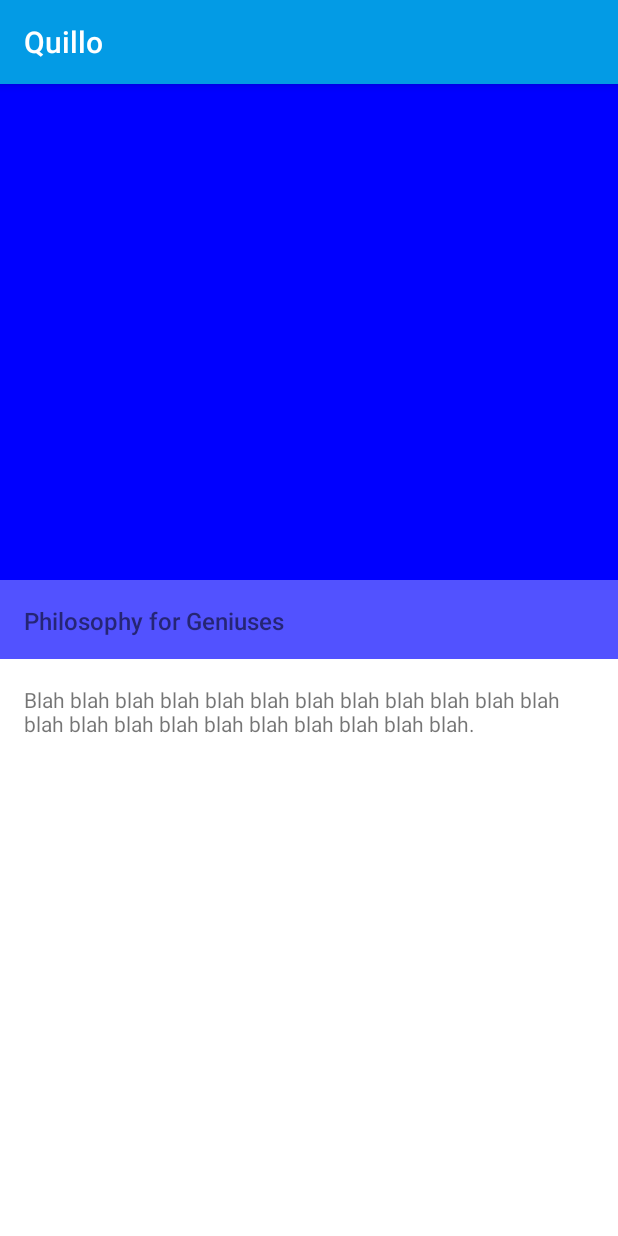
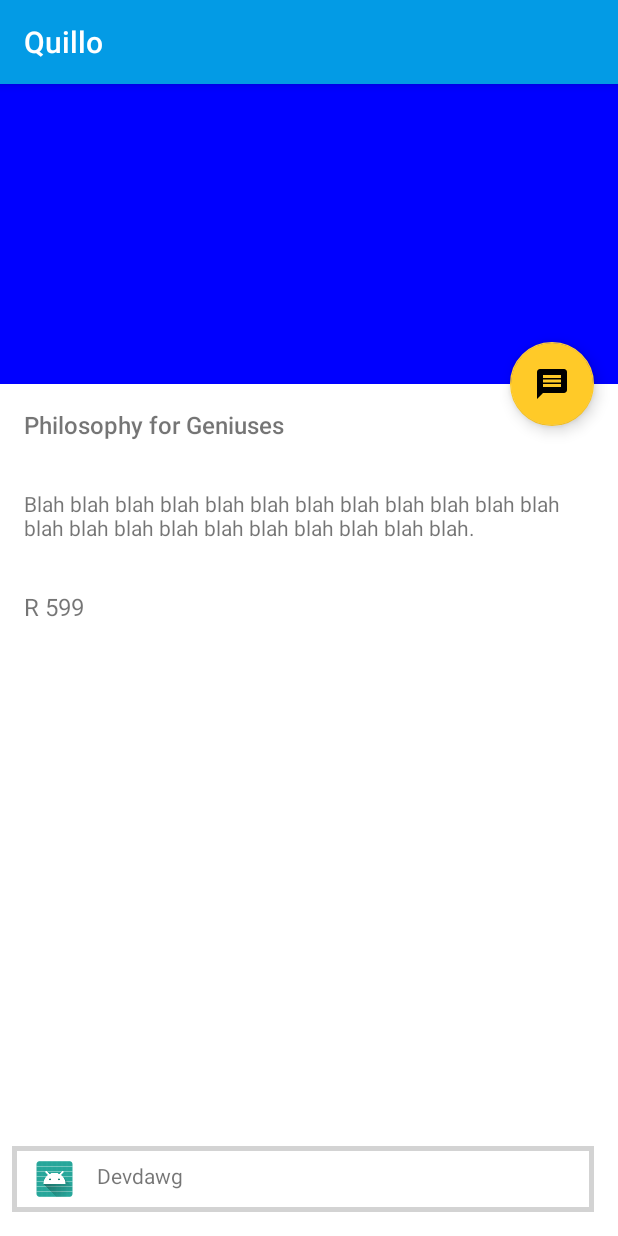
Before and after one commit to devsticks/quillo, an Android app: the screen it shows after launch (ListingDetailActivity), after a tap on "Philosophy for Geniuses", on a phone screen of 412 x 824 dp. Run offline under Robolectric (Android 15) with nearby library versions, the phone set to English and light mode, and no system bars; our stand-ins replace CircleImageView; 1 other tap on this screen came first.

Commit message:
ProfileActivity (Partial) and ListingDetailActivity UIs added. User and Listing class details added.

```diff
--- a/app/build.gradle
+++ b/app/build.gradle
@@ -7,6 +7,7 @@ apply plugin: 'kotlin-android-extensions'
 android {
     compileSdkVersion 26
     defaultConfig {
+        vectorDrawables.useSupportLibrary = true
         applicationId "io.quillo.quillo"
         minSdkVersion 17
         targetSdkVersion 26
--- a/app/src/main/java/io/quillo/quillo/ui/HomeSearchActivity.java
+++ b/app/src/main/java/io/quillo/quillo/ui/HomeSearchActivity.java
@@ -46,10 +46,10 @@ public class HomeSearchActivity extends AppCompatActivity implements HomeSearchI
         super.onCreate(savedInstanceState);
         setContentView(R.layout.activity_home_search);
 
-        recyclerView = (RecyclerView) findViewById(R.id.rec_list_activity);
+        recyclerView = (RecyclerView) findViewById(R.id.rec_home_search_listing_holder);
         layoutInflater = getLayoutInflater();
 
-        toolbar = (android.support.v7.widget.Toolbar) findViewById(R.id.tlb_list_activity);
+        toolbar = (android.support.v7.widget.Toolbar) findViewById(R.id.tlb_home_search_activity);
         toolbar.setTitle(R.string.title_toolbar);
 //        toolbar.setLogo(R.drawable.ic_view_list_white_24dp);
         toolbar.setTitleMarginStart(72);
@@ -111,7 +111,7 @@ public class HomeSearchActivity extends AppCompatActivity implements HomeSearchI
         listOfData.add(newListing);
         int endOfList = listOfData.size() - 1;
         adapter.notifyItemInserted(endOfList);
-        recyclerView.smoothScrollToPosition(endOfList);
+        //recyclerView.smoothScrollToPosition(endOfList);
     }
 
     @Override
@@ -123,7 +123,7 @@ public class HomeSearchActivity extends AppCompatActivity implements HomeSearchI
     @Override
     public void showUndoSnackBar() {
         Snackbar.make(
-                findViewById(R.id.root_list_activity),
+                findViewById(R.id.root_home_search_activity),
                 getString(R.string.action_delete_item),
                 Snackbar.LENGTH_LONG
         ).setAction(R.string.action_undo, new View.OnClickListener() {
--- /dev/null
+++ b/app/src/main/res/drawable/border.xml
@@ -0,0 +1,7 @@
+<?xml version="1.0" encoding="utf-8"?>
+<shape xmlns:android="http://schemas.android.com/apk/res/android"
+    android:shape="rectangle">
+    <stroke
+        android:width="3dip"
+        android:color="#d3d3d3" />
+</shape>
--- /dev/null
+++ b/app/src/main/res/drawable/ic_message_black_24dp.xml
@@ -0,0 +1,9 @@
+<vector xmlns:android="http://schemas.android.com/apk/res/android"
+        android:width="24dp"
+        android:height="24dp"
+        android:viewportWidth="24.0"
+        android:viewportHeight="24.0">
+    <path
+        android:fillColor="#FF000000"
+        android:pathData="M20,2L4,2c-1.1,0 -1.99,0.9 -1.99,2L2,22l4,-4h14c1.1,0 2,-0.9 2,-2L22,4c0,-1.1 -0.9,-2 -2,-2zM18,14L6,14v-2h12v2zM18,11L6,11L6,9h12v2zM18,8L6,8L6,6h12v2z"/>
+</vector>
--- a/app/src/main/res/layout/activity_listing_detail.xml
+++ b/app/src/main/res/layout/activity_listing_detail.xml
@@ -1,4 +1,6 @@
-<RelativeLayout xmlns:android="http://schemas.android.com/apk/res/android"
+<android.support.constraint.ConstraintLayout
+    xmlns:android="http://schemas.android.com/apk/res/android"
+    xmlns:app="http://schemas.android.com/apk/res-auto"
     xmlns:tools="http://schemas.android.com/tools"
     android:id="@+id/root_listing_detail"
     android:layout_width="match_parent"
@@ -9,7 +11,7 @@ tools:context=".ui.ListingDetailActivity">
     <ImageView
         android:id="@+id/imv_colored_background"
         android:layout_width="match_parent"
-    android:layout_height="match_parent"
+        android:layout_height="200dp"
         android:layout_above="@+id/div_center"
         android:transitionName="@string/transition_drawable" />
 
@@ -22,6 +24,9 @@ tools:context=".ui.ListingDetailActivity">
         android:layout_above="@+id/lbl_textbook_description"
         android:background="@color/transparentBackgroundWhite"
         android:padding="16dp"
+        app:layout_constraintEnd_toEndOf="parent"
+        app:layout_constraintStart_toStartOf="parent"
+        app:layout_constraintTop_toBottomOf="@+id/imv_colored_background"
         tools:text="Stewart Calculus" />
 
     <View
@@ -39,6 +44,68 @@ tools:context=".ui.ListingDetailActivity">
         android:layout_below="@+id/div_center"
         android:padding="16dp"
         android:transitionName="@string/transition_textbook_description"
+        app:layout_constraintEnd_toEndOf="parent"
+        app:layout_constraintStart_toStartOf="parent"
+        app:layout_constraintTop_toBottomOf="@+id/lbl_textbook_name"
+        tools:text="Textbook about all things maths" />
 
-    tools:text="Textbook about all things maths" />
-</RelativeLayout>
+    <TextView
+        android:id="@+id/lbl_price"
+        style="@style/Text.Accent"
+        android:layout_width="match_parent"
+        android:layout_height="wrap_content"
+        android:layout_above="@+id/lbl_textbook_description"
+        android:padding="16dp"
+        android:text="R 599"
+        app:layout_constraintEnd_toEndOf="parent"
+        app:layout_constraintStart_toStartOf="parent"
+        app:layout_constraintTop_toBottomOf="@+id/lbl_textbook_description"
+        tools:text="R 599" />
+
+    <android.support.design.widget.FloatingActionButton
+        android:id="@+id/fab_contact_seller"
+        android:layout_width="wrap_content"
+        android:layout_height="wrap_content"
+        android:layout_alignParentEnd="true"
+        android:layout_centerVertical="true"
+        android:layout_marginEnd="16dp"
+        android:layout_marginTop="172dp"
+        android:clickable="true"
+        app:fabSize="normal"
+        app:layout_constraintEnd_toEndOf="parent"
+        app:layout_constraintTop_toTopOf="parent"
+        app:srcCompat="@drawable/ic_message_black_24dp" />
+
+    <LinearLayout
+        android:layout_width="0dp"
+        android:layout_height="wrap_content"
+        android:layout_marginBottom="16dp"
+        android:layout_marginEnd="16dp"
+        android:layout_marginStart="8dp"
+        android:background="@drawable/border"
+        android:orientation="horizontal"
+        app:layout_constraintBottom_toBottomOf="parent"
+        app:layout_constraintEnd_toEndOf="parent"
+        app:layout_constraintStart_toStartOf="parent">
+
+        <ImageView
+            android:id="@+id/imageView"
+            android:layout_width="24dp"
+            android:layout_height="24dp"
+            android:layout_marginTop="10dp"
+            android:layout_marginLeft="10dp"
+            android:layout_marginBottom="10dp"
+            android:layout_weight="1"
+            app:srcCompat="@mipmap/ic_launcher_round" />
+
+        <TextView
+            android:id="@+id/groupTitle"
+            android:layout_width="wrap_content"
+            android:layout_height="wrap_content"
+            android:layout_margin="10dp"
+            android:layout_weight="20"
+            android:text="@string/seller_name_panel_title" />
+
+    </LinearLayout>
+
+</android.support.constraint.ConstraintLayout>
--- a/app/src/main/res/values/strings.xml
+++ b/app/src/main/res/values/strings.xml
@@ -9,4 +9,5 @@
     <string name="transition_textbook_name">name</string>
     <string name="title_toolbar">Search</string>
     <string name="title_activity_profile">ProfileActivity</string>
+    <string name="seller_name_panel_title">Devdawg</string>
 </resources>
--- a/app/src/main/res/values/styles.xml
+++ b/app/src/main/res/values/styles.xml
@@ -21,6 +21,12 @@
         <item name="android:textSize">14sp</item>
     </style>
 
+    <style name="Text.Accent">
+        <item name="android:fontFamily">sans-serif-bold</item>
+        <item name="android:color">@color/colorPrimary</item>
+        <item name="android:textSize">16sp</item>
+    </style>
+
     <style name="AppTheme.NoActionBar">
         <item name="windowActionBar">false</item>
         <item name="windowNoTitle">true</item>
```
Also changed, not shown: app/src/main/java/io/quillo/quillo/data/Listing.java (+13 -17 lines), app/src/main/java/io/quillo/quillo/data/User.java (+7 -7 lines), app/src/main/java/io/quillo/quillo/ui/ProfileActivity.kt (+10 -10 lines), app/src/main/res/drawable/ic_add_black_24dp.xml (added, +9 -0 lines), app/src/main/res/layout/activity_home_search.xml (+17 -21 lines), app/src/main/res/layout/activity_profile.xml (+61 -20 lines). Lines whose indentation alone changed are shown as unchanged.
